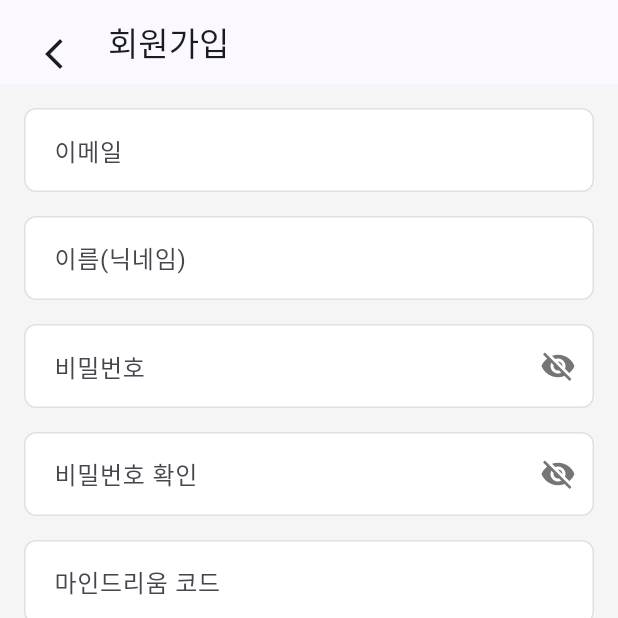
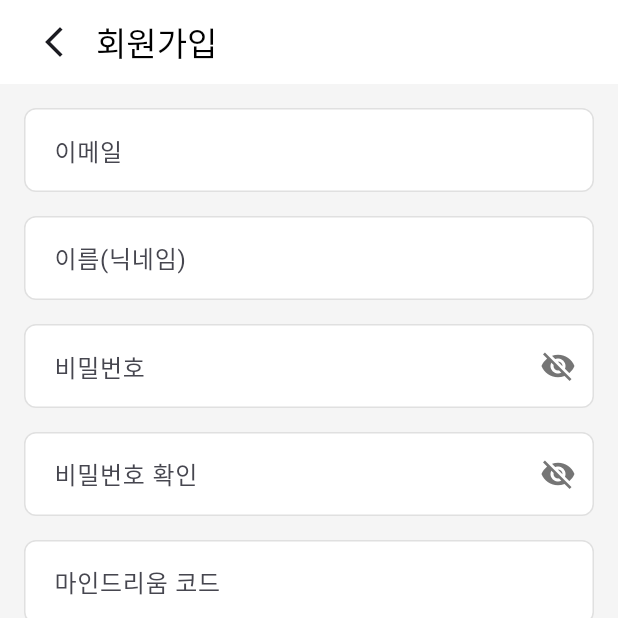
Before and after one commit to mindriumapp-sketch/chi_exp, a Flutter app: the SignupScreen screen opened by its route, on a phone screen of 412 x 824 dp, the top half of it. Run offline on Flutter 3.47's test engine with Material 3 defaults, Android fonts, the phone set to English and light mode, and no system bars; our stand-ins replace cloud_firestore, firebase_auth, firebase_core, flutter_local_notifications, flutter_map, geocoding and 6 more; missing offline and left inert: geofence_service; accounts and stored records are empty.

Commit message:
signup_screen update

```diff
--- a/lib/features/auth/signup_screen.dart
+++ b/lib/features/auth/signup_screen.dart
@@ -2,6 +2,7 @@ import 'package:flutter/material.dart';
 import 'package:gad_app_team/common/constants.dart';
 import 'package:firebase_auth/firebase_auth.dart';
 import 'package:cloud_firestore/cloud_firestore.dart';
+import 'package:gad_app_team/widgets/custom_appbar.dart';
 
 import 'package:gad_app_team/widgets/input_text_field.dart';
 import 'package:gad_app_team/widgets/primary_action_button.dart';
@@ -126,15 +127,9 @@ class _SignupScreenState extends State<SignupScreen> {
   Widget build(BuildContext context) {
     return Scaffold(
       backgroundColor: AppColors.grey100,
-      appBar: AppBar(
-        title: const Text('회원가입'),
-        leading: Padding(
-          padding: const EdgeInsets.all(AppSizes.padding),
-          child: IconButton(
-            icon: const Icon(Icons.arrow_back_ios_new),
-            onPressed: () {Navigator.pop(context);},
-          ),
-        ),
+      appBar: CustomAppBar(
+        title: '회원가입',
+        showHome: false,
       ),
       body: SingleChildScrollView(
         padding: const EdgeInsets.all(AppSizes.padding),
```
